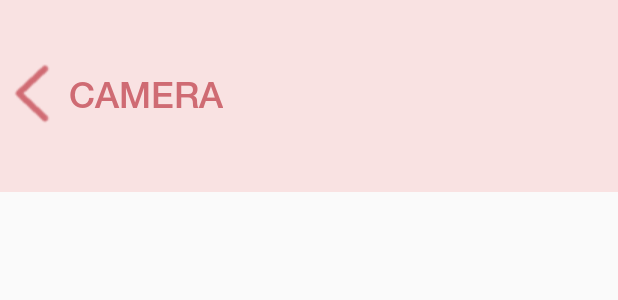
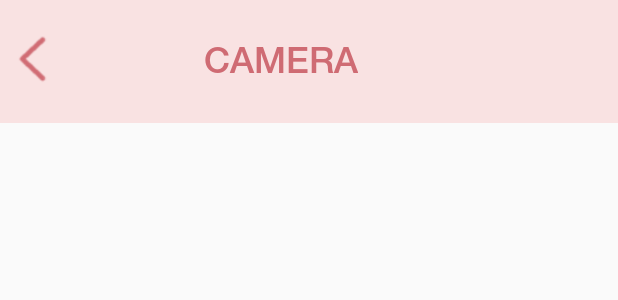
Before and after one commit to dl57934/CoAlert, an Android app: the layout initial_camera.xml on its own in the app's theme, with its tools: preview values and no code run, on a phone screen of 412 x 824 dp. Shown: the top 300 px of the screen. Run offline under Robolectric (Android 15) with nearby library versions, the phone set to English and light mode, and no system bars.

Commit message:
initial_camera activity

```diff
--- a/yeyoung/app/src/main/res/layout/initial_camera.xml
+++ b/yeyoung/app/src/main/res/layout/initial_camera.xml
@@ -7,25 +7,28 @@
 
     <LinearLayout
         android:layout_width="match_parent"
-        android:layout_height="wrap_content"
+        android:layout_height="0dp"
         android:layout_weight="0.1"
         android:background="@color/colorPrimary"
         android:orientation="horizontal">
 
         <ImageView
+            android:id="@+id/camera_back"
             android:layout_width="wrap_content"
-            android:layout_height="match_parent"
+            android:layout_height="40dp"
+            android:layout_gravity="center"
             android:src="@drawable/left" />
 
         <TextView
-
-            android:id="@+id/textView2"
             android:layout_width="wrap_content"
             android:layout_height="match_parent"
+            android:layout_marginLeft="90dp"
             android:fontFamily="@font/helvetica_neue_ltstd_md"
             android:gravity="center"
             android:text="CAMERA"
             android:textColor="@color/text"
             android:textSize="24sp" />
     </LinearLayout>
+
+
 </LinearLayout>
```
